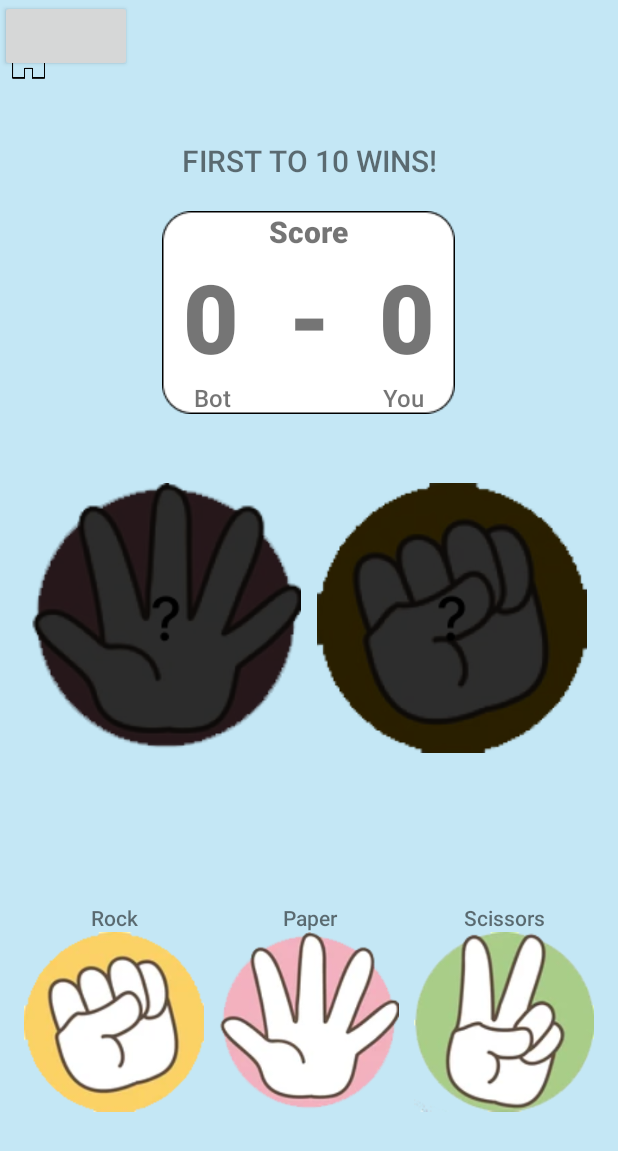
After one commit to Triii3/FinalMPCastilloSamonte, an Android app: the JackEnPoy screen opened directly, with no data from a screen before it, on a phone screen of 412 x 824 dp. The commit adds this screen. Shown: the top 1151 px of the screen. Run offline under Robolectric (Android 15) with nearby library versions, the phone set to English and light mode, and no system bars; 1 statement that could not run was skipped.

Commit message:
added jackenpoy layout that will open when img is pressed. a home icon in the layout to go back to home. code for jackenpoy in java class. popoutlayout when user wins/lose

```diff
--- /dev/null
+++ b/app/src/main/java/com/example/finalmpcastillosamonte/JackEnPoy.java
@@ -0,0 +1,121 @@
+package com.example.finalmpcastillosamonte;
+
+import androidx.appcompat.app.AlertDialog;
+import androidx.appcompat.app.AppCompatActivity;
+
+import android.os.Bundle;
+import android.view.View;
+import android.widget.Button;
+import android.widget.ImageView;
+import android.widget.TextView;
+
+import java.util.Random;
+import java.util.Scanner;
+
+public class JackEnPoy extends AppCompatActivity {
+
+    @Override
+    protected void onCreate(Bundle savedInstanceState) {
+        super.onCreate(savedInstanceState);
+        setContentView(R.layout.activity_jack_en_poy);
+
+        ImageView presstohome = (ImageView) findViewById(R.id.imgPressToHome);
+        Button btnPopOut = (Button) findViewById(R.id.btnPopOut);
+        presstohome.setOnClickListener(new View.OnClickListener() {
+            @Override
+            public void onClick(View view) {
+                finish();
+            }
+        });
+
+        btnPopOut.setOnClickListener(new View.OnClickListener() {
+            @Override
+            public void onClick(View view) {
+                createPopupDialog();
+            }
+        });
+
+        ImageView imgRock = (ImageView) findViewById(R.id.imgRock);
+        ImageView imgPaper = (ImageView) findViewById(R.id.imgPaper);
+        ImageView imgScissors = (ImageView) findViewById(R.id.imgScissors);
+
+        TextView txtBotScore = (TextView) findViewById(R.id.txtBotScore);
+        TextView txtUserScore = (TextView) findViewById(R.id.txtUserScore);
+
+                Random rand = new Random();
+                Scanner sc = new Scanner(System.in);
+                System.out.println("Rock(0), Paper(1), Scissors(2):");
+
+                int upperbound = 3;
+                int lowerbound = 0;
+
+                int jackEnPoy = sc.nextInt();
+                int rps_bot = rand.nextInt(upperbound - lowerbound) + lowerbound;
+
+
+                String result = "";
+                if (jackEnPoy == 0){
+                    if (jackEnPoy == rps_bot){
+                        result = "It is a Draw.";
+                    }
+                    else if ((jackEnPoy == 0) && (rps_bot == 1)) {
+                        result = "You Lost.";
+                    }
+                    else{
+                        result = "You won!";
+                    }
+                }
+
+                if (jackEnPoy == 1){
+                    if ((jackEnPoy == rps_bot)) {
+                        result = "It is a Draw.";
+                    }
+                    else if ((jackEnPoy == 1) && (rps_bot == 2)){
+                        result = "You lost.";
+                    }
+                    else {
+                        result = "You won!";
+                    }
+                }
+
+
+                if (jackEnPoy == 2) {
+                    if ((jackEnPoy == rps_bot)) {
+                        result = "It is a Draw.";
+                    }
+                    else if((jackEnPoy == 2)&&(rps_bot == 0)){
+                        result = "You lost.";
+                    }
+                    else{
+                        result = "You won!";
+                    }
+                }
+
+                System.out.println("\nYou chose"+jackEnPoy);
+                System.out.println("\nThe program chose"+rps_bot);
+                System.out.println(result);
+
+            }
+
+
+    public void createPopupDialog(){
+        AlertDialog.Builder dialogBuilder = new AlertDialog.Builder(this);
+        final View popupView = getLayoutInflater().inflate(R.layout.winorlose_popout, null);
+
+        Button btnRetry = popupView.findViewById(R.id.btnRetry);
+        Button btnExit = popupView.findViewById(R.id.btnExit);
+
+        TextView txtMatchStatus = popupView.findViewById(R.id.txtMatchStatus);
+
+        dialogBuilder.setView(popupView);
+        AlertDialog dialog = dialogBuilder.create();
+        dialog.show();
+
+        btnExit.setOnClickListener(new View.OnClickListener() {
+            @Override
+            public void onClick(View view) {
+                finish();
+            }
+        });
+    }
+}
--- /dev/null
+++ b/app/src/main/res/drawable/green_btn_round_corners.xml
@@ -0,0 +1,5 @@
+<?xml version="1.0" encoding="utf-8"?>
+<shape xmlns:android="http://schemas.android.com/apk/res/android">
+    <solid android:color="#00FF47"/>
+    <corners android:radius="20dp"/>
+</shape>
--- /dev/null
+++ b/app/src/main/res/drawable/red_btn_round_corners.xml
@@ -0,0 +1,5 @@
+<?xml version="1.0" encoding="utf-8"?>
+<shape xmlns:android="http://schemas.android.com/apk/res/android">
+    <solid android:color="#E45454"/>
+    <corners android:radius="20dp"/>
+</shape>
--- /dev/null
+++ b/app/src/main/res/layout/activity_jack_en_poy.xml
@@ -0,0 +1,184 @@
+<?xml version="1.0" encoding="utf-8"?>
+<RelativeLayout xmlns:android="http://schemas.android.com/apk/res/android"
+    xmlns:app="http://schemas.android.com/apk/res-auto"
+    xmlns:tools="http://schemas.android.com/tools"
+    android:layout_width="match_parent"
+    android:layout_height="match_parent"
+    tools:context=".JackEnPoy"
+    android:background="#C4E7F5">
+<ImageView android:id="@+id/imgPressToHome"
+    android:layout_width="38dp"
+    android:layout_height="44dp"
+    android:src="@drawable/img_press_to_home"
+    android:layout_marginVertical="18dp"/>
+<Button android:id="@+id/btnPopOut"
+    android:layout_width="wrap_content"
+    android:layout_height="wrap_content"/>
+    <TextView android:id="@+id/txtRules"
+        android:layout_width="match_parent"
+        android:layout_height="wrap_content"
+        android:text="first to 10 wins!"
+        android:textAllCaps="true"
+        android:fontFamily="sans-serif-medium"
+        android:textSize="20sp"
+        android:layout_marginTop="93dp"
+        android:textAlignment="center"
+        />
+    <LinearLayout android:id="@+id/lytScoreboard"
+        android:layout_marginTop="20dp"
+        android:layout_width="wrap_content"
+        android:layout_height="wrap_content"
+        android:layout_centerHorizontal="true"
+        android:layout_below="@id/txtRules"
+        android:orientation="vertical"
+        android:background="@drawable/scoreboard_bg_png">
+
+        <TextView
+            android:layout_width="match_parent"
+            android:layout_height="wrap_content"
+            android:text="Score"
+            android:textSize="20sp"
+            android:fontFamily="sans-serif-black"
+            android:textAlignment="center"
+            />
+        <LinearLayout
+            android:layout_width="match_parent"
+            android:layout_height="wrap_content"
+            android:orientation="horizontal"
+
+            >
+            <TextView android:id="@+id/txtBotScore"
+                android:layout_width="65dp"
+                android:layout_height="wrap_content"
+                android:text="0"
+                android:textSize="64sp"
+                android:fontFamily="sans-serif-black"
+                android:textAlignment="center"
+                />
+            <TextView
+                android:layout_width="65dp"
+                android:layout_height="wrap_content"
+                android:text="-"
+                android:textSize="64sp"
+                android:fontFamily="sans-serif-black"
+                android:textAlignment="center"
+                />
+            <TextView android:id="@+id/txtUserScore"
+                android:layout_width="65dp"
+                android:layout_height="wrap_content"
+                android:text="0"
+                android:textSize="64sp"
+                android:fontFamily="sans-serif-black"
+                android:textAlignment="center"
+                />
+        </LinearLayout>
+    <LinearLayout
+        android:layout_width="wrap_content"
+        android:layout_height="wrap_content"
+        android:orientation="horizontal"
+        >
+        <TextView
+            android:layout_width="67dp"
+            android:layout_height="wrap_content"
+            android:text="Bot"
+            android:textSize="16sp"
+            android:fontFamily="sans-serif-medium"
+            android:textAlignment="center"
+            android:layout_marginRight="30dp"
+            />
+        <TextView
+            android:layout_width="67dp"
+            android:layout_height="wrap_content"
+            android:text="You"
+            android:textSize="16sp"
+            android:fontFamily="sans-serif-medium"
+            android:textAlignment="center"
+            android:layout_marginLeft="30dp"
+            />
+
+        </LinearLayout>
+    </LinearLayout>
+
+    <LinearLayout
+        android:id="@+id/lytPicks"
+        android:layout_width="wrap_content"
+        android:layout_height="wrap_content"
+        android:layout_centerInParent="true"
+        android:orientation="horizontal"
+        >
+
+        <ImageView
+            android:layout_width="180dp"
+            android:layout_height="180dp"
+            android:layout_marginRight="5dp"
+            android:src="@drawable/img_bot"
+
+            />
+
+        <ImageView
+            android:layout_width="180dp"
+            android:layout_height="180dp"
+            android:layout_marginLeft="5dp"
+            android:src="@drawable/img_user" />
+    </LinearLayout>
+
+    <LinearLayout android:id="@+id/lytJackEnPoy"
+        android:layout_width="wrap_content"
+        android:layout_height="wrap_content"
+        android:orientation="horizontal"
+        android:layout_below="@id/lytPicks"
+        android:layout_marginTop="100dp"
+        android:layout_centerHorizontal="true">
+        <LinearLayout
+            android:layout_width="wrap_content"
+            android:layout_height="wrap_content"
+            android:orientation="vertical">
+            <TextView
+                android:layout_width="match_parent"
+                android:layout_height="wrap_content"
+                android:text="Rock"
+                android:fontFamily="sans-serif-medium"
+                android:textSize="14sp"
+                android:textAlignment="center"/>
+            <ImageView android:id="@+id/imgRock"
+                android:layout_width="120dp"
+                android:layout_height="120dp"
+                android:src="@drawable/rock"
+                />
+        </LinearLayout>
+    <LinearLayout
+        android:layout_width="wrap_content"
+        android:layout_height="wrap_content"
+        android:orientation="vertical">
+        <TextView
+            android:layout_width="match_parent"
+            android:layout_height="wrap_content"
+            android:text="Paper"
+            android:fontFamily="sans-serif-medium"
+            android:textSize="14sp"
+            android:textAlignment="center"/>
+        <ImageView android:id="@+id/imgPaper"
+            android:layout_width="120dp"
+            android:layout_height="120dp"
+            android:src="@drawable/paper"
+            android:layout_marginHorizontal="10dp"/>
+    </LinearLayout>
+    <LinearLayout
+        android:layout_width="wrap_content"
+        android:layout_height="wrap_content"
+        android:orientation="vertical">
+        <TextView
+            android:layout_width="match_parent"
+            android:layout_height="wrap_content"
+            android:text="Scissors"
+            android:fontFamily="sans-serif-medium"
+            android:textSize="14sp"
+            android:textAlignment="center"/>
+        <ImageView  android:id="@+id/imgScissors"
+            android:layout_width="120dp"
+            android:layout_height="120dp"
+            android:src="@drawable/scissors"
+            />
+    </LinearLayout>
+    </LinearLayout>
+</RelativeLayout>
```
Also changed, not shown: app/src/main/AndroidManifest.xml (+7 -2 lines), app/src/main/java/com/example/finalmpcastillosamonte/MainActivity.java (+13 -0 lines), app/src/main/res/layout/activity_main.xml (+24 -5 lines), app/src/main/res/layout/winorlose_popout.xml (added, +45 -0 lines), app/src/main/res/drawable-v24/img_bot.png (added), app/src/main/res/drawable-v24/img_press_to_home.png (added), app/src/main/res/drawable-v24/img_user.png (added), app/src/main/res/drawable-v24/memory_png.png, app/src/main/res/drawable-v24/paper.png (added), app/src/main/res/drawable-v24/rock.png (added), app/src/main/res/drawable-v24/scissors.png (added), app/src/main/res/drawable-v24/scoreboard_bg_png.png (added).
